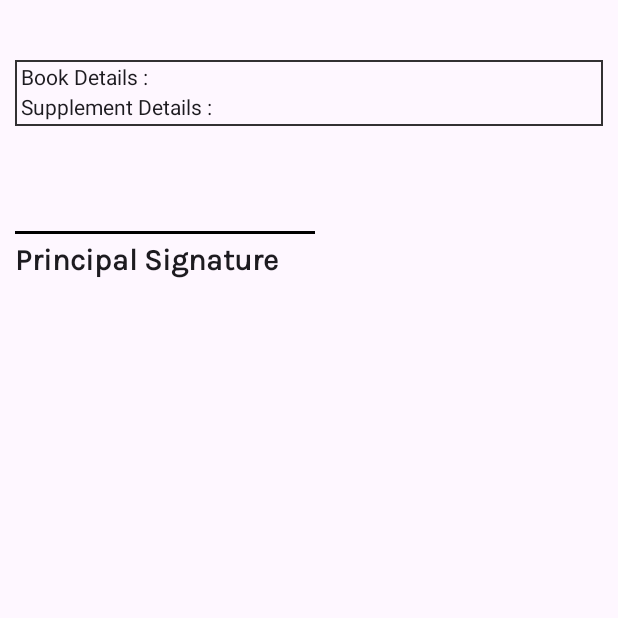
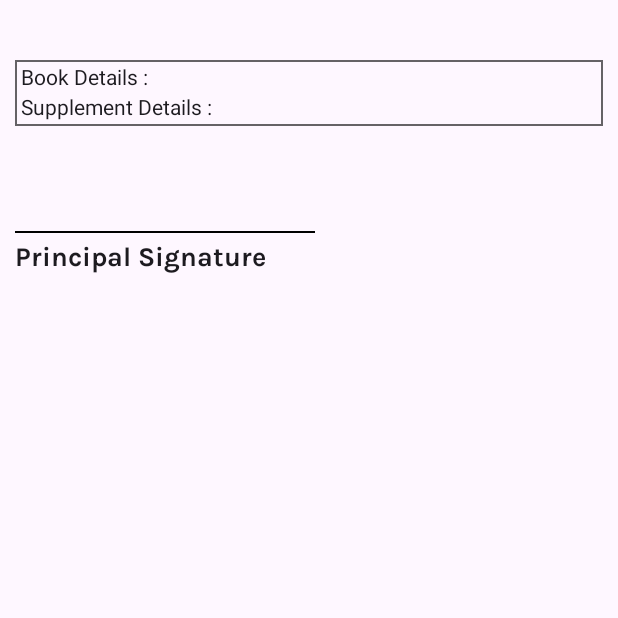
Before and after one commit to hritikpgupta/DivinePublicSchool, an Android app built with Jetpack Compose: the composable ColumnFooter called with empty values, on a phone screen of 412 x 824 dp, the top half of it. Run offline under Robolectric (Android 15) with nearby library versions, the phone set to English and light mode, and no system bars; our stand-ins replace accompanist.

Commit message:
Finished Invoice Preview

```diff
--- a/app/src/main/java/hg/divineschool/admin/ui/home/dashboard/invoiceWebView/invoiceUIUnit/ColumnFooter.kt
+++ b/app/src/main/java/hg/divineschool/admin/ui/home/dashboard/invoiceWebView/invoiceUIUnit/ColumnFooter.kt
@@ -12,6 +12,7 @@ import androidx.compose.ui.text.font.FontWeight
 import androidx.compose.ui.text.style.TextOverflow
 import androidx.compose.ui.unit.dp
 import androidx.compose.ui.unit.sp
+import hg.divineschool.admin.ui.theme.boldFont
 import hg.divineschool.admin.ui.theme.regularFont
 
 @Composable
@@ -27,7 +28,7 @@ fun ColumnFooter(bookDetail: String, supplementDetail: String) {
             verticalArrangement = Arrangement.Top, modifier = Modifier
                 .fillMaxWidth()
                 .wrapContentHeight()
-                .border(1.dp, color = Color.Black.copy(0.8F))
+                .border(1.dp, color = Color.Black.copy(0.6f))
                 .padding(4.dp)
 
         ) {
@@ -46,7 +47,7 @@ fun ColumnFooter(bookDetail: String, supplementDetail: String) {
             )
         }
         Divider(
-            thickness = 2.dp,
+            thickness = 1.5.dp,
             color = Color.Black,
             modifier = Modifier
                 .requiredWidth(200.dp)
@@ -55,9 +56,9 @@ fun ColumnFooter(bookDetail: String, supplementDetail: String) {
         Text(
             text = "Principal Signature",
             style = TextStyle(
-                fontFamily = regularFont,
-                fontSize = 20.sp,
-                fontWeight = FontWeight.SemiBold
+                fontFamily = boldFont,
+                fontSize = 18.sp,
+                fontWeight = FontWeight.Medium
             ),
             modifier = Modifier.padding(top = 5.dp)
         )
```
